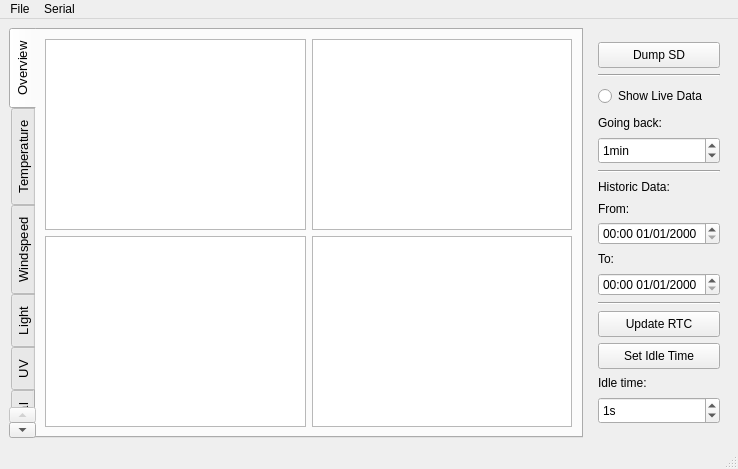
Old version of the form gui/frontend/ui/main_window.ui in the repository Gregox273/Weather-Station.
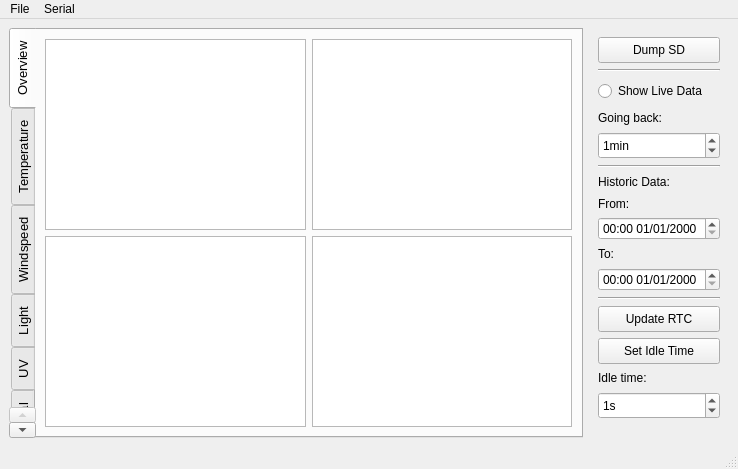
New version of the form. Custom widgets are drawn as their Qt base class.

What changed in the file:
```diff
--- a/gui/frontend/ui/main_window.ui
+++ b/gui/frontend/ui/main_window.ui
@@ -15,7 +15,7 @@
   </property>
   <widget class="QWidget" name="centralwidget">
    <layout class="QGridLayout" name="gridLayout_3">
-    <item row="0" column="1">
+    <item row="0" column="1" alignment="Qt::AlignTop">
      <widget class="QWidget" name="widgetButtons" native="true">
       <property name="minimumSize">
        <size>
```
